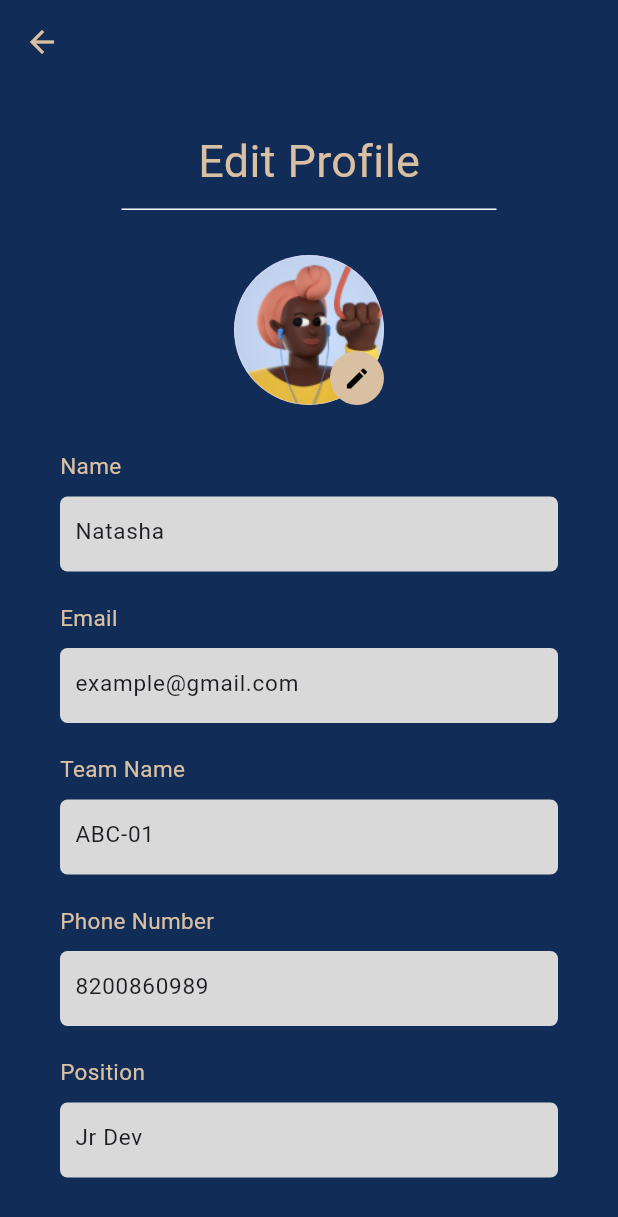
After one commit to Viral1702/Employee-management-system, a Flutter app: the EmployeeProfile screen opened directly, on a phone screen of 412 x 824 dp. The commit adds this screen. Shown: the top 1217 px of the screen. Run offline on Flutter 3.47's test engine with Material 3 defaults, Android fonts, the phone set to English and light mode, and no system bars; our stand-ins replace get.

Commit message:
Edit Profile Page Added

```diff
--- /dev/null
+++ b/lib/screens/features_screens/profile.dart
@@ -0,0 +1,164 @@
+import 'package:flutter/material.dart';
+
+class EmployeeProfile extends StatelessWidget {
+  const EmployeeProfile({super.key});
+
+  @override
+  Widget build(BuildContext context) {
+    // User details for pre-filling the fields
+    List<String> userDetails = [
+      "Natasha",
+      "example@gmail.com",
+      "ABC-01",
+      "8200860989",
+      "Jr Dev",
+      "50,000"
+    ];
+
+    // Corresponding labels for the fields
+    List<String> fields = [
+      "Name",
+      "Email",
+      "Team Name",
+      "Phone Number",
+      "Position",
+      "Salary"
+    ];
+
+    return Scaffold(
+      backgroundColor: Color(0xFF102C57),
+      appBar: AppBar(
+        backgroundColor: Color(0xFF102C57),
+        iconTheme: IconThemeData(color: Color(0xFFDAC0A3)),
+      ),
+      body: Container(
+        padding: EdgeInsets.symmetric(horizontal: 40, vertical: 30),
+        child: SingleChildScrollView(
+          child: Column(
+            children: [
+              Column(
+                children: [
+                  Text(
+                    "Edit Profile",
+                    style: TextStyle(color: Color(0xFFDAC0A3), fontSize: 30),
+                  ),
+                  Container(
+                    margin: EdgeInsets.only(top: 10),
+                    width: 250,
+                    height: 1,
+                    color: Colors.white,
+                  ),
+                ],
+              ),
+              SizedBox(height: 30),
+
+              // Profile Picture with Edit Icon
+              Center(
+                child: Stack(
+                  children: [
+                    // Circular Avatar
+                    CircleAvatar(
+                      radius: 50,
+                      backgroundImage:
+                          AssetImage("assets/images/login_avatar.png"),
+                    ),
+                    // Edit Icon
+                    Positioned(
+                      bottom: 0,
+                      right: 0,
+                      child: GestureDetector(
+                        onTap: () {
+                          // Handle profile picture edit action here
+                        },
+                        child: CircleAvatar(
+                          radius: 18,
+                          backgroundColor: Color(0xFFDAC0A3),
+                          child: Icon(
+                            Icons.edit,
+                            color: Colors.black,
+                            size: 18,
+                          ),
+                        ),
+                      ),
+                    ),
+                  ],
+                ),
+              ),
+
+              SizedBox(height: 30),
+
+              // Input Fields
+              Column(
+                crossAxisAlignment: CrossAxisAlignment.start,
+                children: [
+                  for (int i = 0;
+                      i < fields.length && i < userDetails.length;
+                      i++)
+                    buildInputField(fields[i], userDetails[i]),
+
+                  SizedBox(height: 30),
+
+                  // Submit button
+                  Container(
+                    width: double.infinity,
+                    child: ElevatedButton(
+                      onPressed: () {
+                        // Handle form submission here
+                      },
+                      child: Text(
+                        "Edit",
+                        style: TextStyle(
+                            color: Colors.black, fontWeight: FontWeight.bold),
+                      ),
+                      style: ElevatedButton.styleFrom(
+                        backgroundColor: Color(0xFFDAC0A3),
+                      ),
+                    ),
+                  ),
+                ],
+              ),
+            ],
+          ),
+        ),
+      ),
+    );
+  }
+
+  // Function to build each input field with a pre-filled value
+  Widget buildInputField(String label, String value) {
+    TextEditingController _controller = TextEditingController(text: value);
+
+    return Padding(
+      padding: const EdgeInsets.only(bottom: 20),
+      child: Column(
+        crossAxisAlignment: CrossAxisAlignment.start,
+        children: [
+          Text(
+            label,
+            style: TextStyle(
+              fontSize: 15,
+              color: Color(0xFFDAC0A3),
+            ),
+          ),
+          SizedBox(height: 10),
+          Container(
+            width: double.infinity,
+            decoration: BoxDecoration(
+                color: Color(0xFFD9D9D9),
+                borderRadius: BorderRadius.circular(5)),
+            height: 50,
+            child: TextField(
+              controller: _controller,
+              decoration: InputDecoration(
+                contentPadding:
+                    EdgeInsets.symmetric(horizontal: 10, vertical: 12),
+                border: InputBorder.none,
+              ),
+              style: TextStyle(fontSize: 15),
+            ),
+          ),
+        ],
+      ),
+    );
+  }
+}
--- a/lib/screens/homePage.dart
+++ b/lib/screens/homePage.dart
@@ -4,6 +4,7 @@ import 'package:worknest/screens/features_screens/attendance.dart';
 import 'package:worknest/screens/features_screens/checkout.dart';
 import 'package:worknest/screens/features_screens/contactus.dart';
 import 'package:worknest/screens/features_screens/holidays.dart';
+import 'package:worknest/screens/features_screens/profile.dart';
 import 'package:worknest/screens/features_screens/takeleave.dart';
 import 'package:worknest/screens/features_screens/tasks.dart';
 
@@ -61,9 +62,15 @@ class homePage extends StatelessWidget {
                           style: TextStyle(color: Color(0xFFDAC0A3)))
                     ],
                   ),
-                  Container(
-                    height: 80,
-                    child: Image.asset("assets/images/login_avatar.png"),
+                  GestureDetector(
+                    onTap: () {
+                      Get.to(
+                          EmployeeProfile()); // This will be called when the container is tapped
+                    },
+                    child: Container(
+                      height: 80,
+                      child: Image.asset("assets/images/login_avatar.png"),
+                    ),
                   )
                 ],
               ),
--- a/lib/screens/loginpage.dart
+++ b/lib/screens/loginpage.dart
@@ -1,6 +1,6 @@
 import 'package:flutter/material.dart';
 import 'package:get/get.dart';
-import 'package:worknest/screens/homePage.dart';
+import 'package:worknest/screens/homepage.dart';
 
 class loginPage extends StatelessWidget {
   const loginPage({super.key});
```
